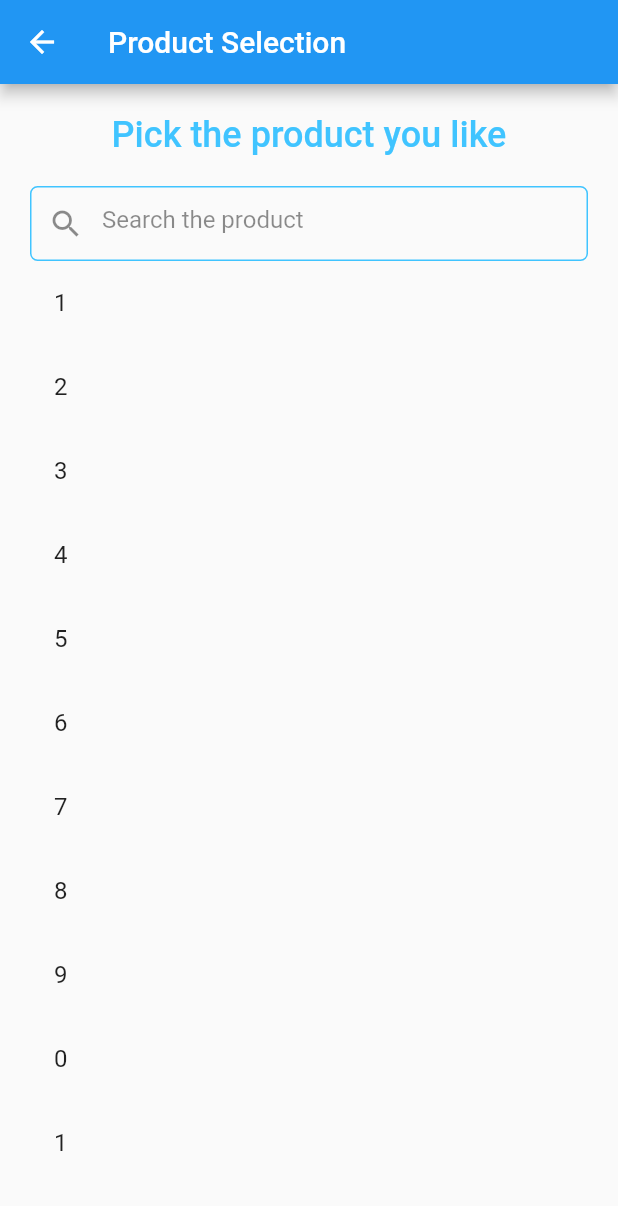
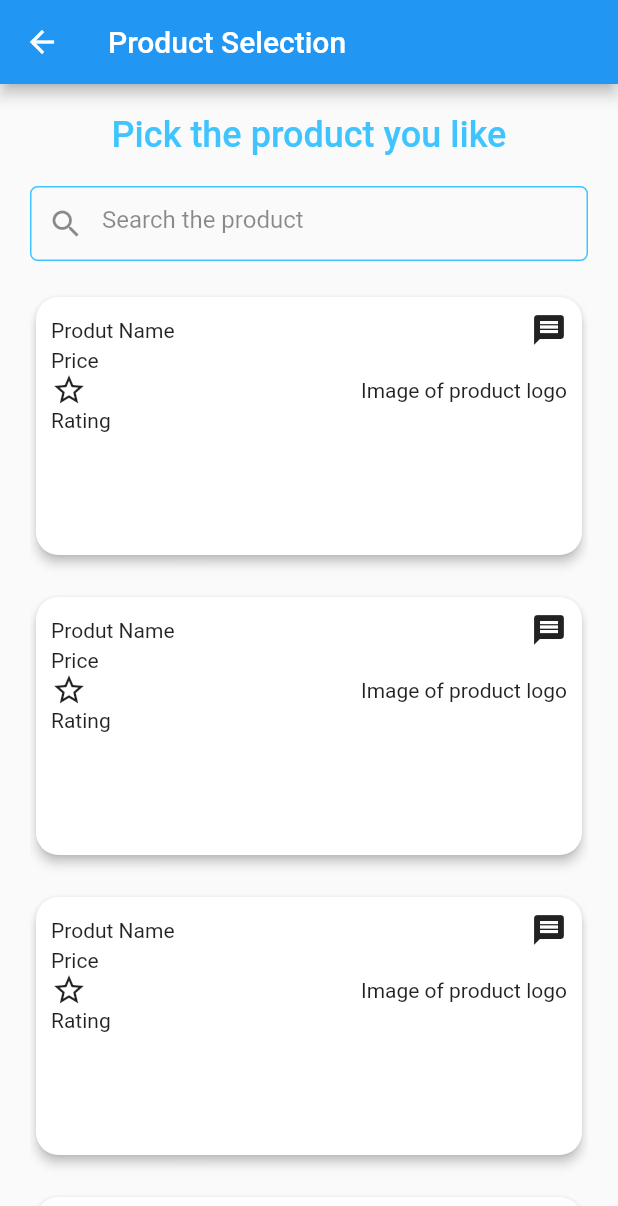
Before and after one commit to Arslanbutt/Water_delivery_v1, a Flutter app: the ProductSelection screen opened by its route, on a phone screen of 412 x 824 dp. Shown: the top 1206 px of the screen. Run offline on Flutter 3.47's test engine with Material 2 defaults, Android fonts, the phone set to English and light mode, and no system bars.

Commit message:
List view elements added

```diff
--- a/lib/product_selection.dart
+++ b/lib/product_selection.dart
@@ -47,13 +47,60 @@ class ProductSelection extends StatelessWidget {
                   ),
                 ),
               ),
+              SizedBox(
+                height: 20.0,
+              ),
               Expanded(
                 child: Container(
                   child: ListView.builder(
                     itemCount: data.length,
                     itemBuilder: (context, index) {
-                      return ListTile(
-                        title: Text(data[index].toString()),
+                      return Container(
+                        padding: EdgeInsets.only(bottom: 20.0),
+                        height: 200,
+                        child: Card(
+                          elevation: 3,
+                          shape: RoundedRectangleBorder(
+                            borderRadius: BorderRadius.circular(15.0),
+                          ),
+                          child: Padding(
+                            padding: const EdgeInsets.all(10.0),
+                            child: Column(
+                              crossAxisAlignment: CrossAxisAlignment.start,
+                              children: [
+                                Row(
+                                  mainAxisAlignment:
+                                      MainAxisAlignment.spaceBetween,
+                                  children: [
+                                    Text('Produt Name'),
+                                    Icon(Icons.message),
+                                  ],
+                                ),
+                                Text('Price'),
+                                Row(
+                                  mainAxisAlignment:
+                                      MainAxisAlignment.spaceBetween,
+                                  children: [
+                                    Icon(Icons
+                                        .star_border), //Package for rating will be used here
+                                    Text('Image of product logo'),
+                                  ],
+                                ),
+                                Text('Rating'),
+                              ],
+                            ),
+                          ),
+//                          ListTile(
+//                            title: Text(
+//                              data[index].toString(),
+//                            ),
+//                            onTap: () {
+//                              Scaffold.of(context).showSnackBar(SnackBar(
+//                                content: Text("Sending Message"),
+//                              ));
+//                            },
+//                          ),
+                        ),
                       );
                     },
                   ),
```
